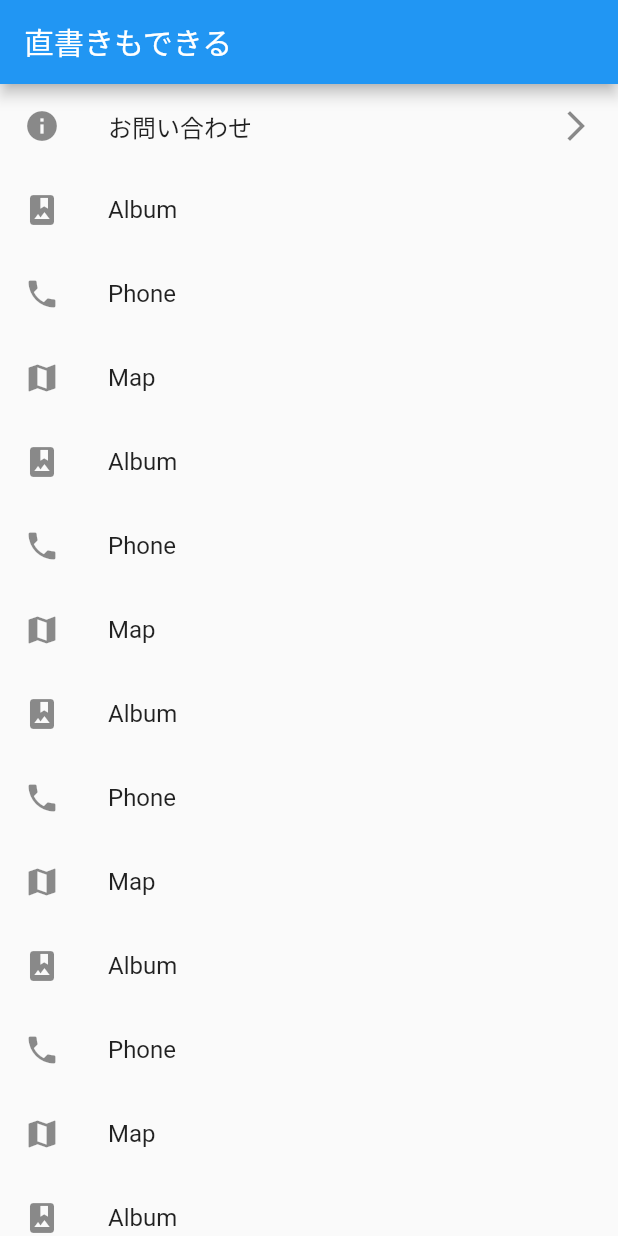
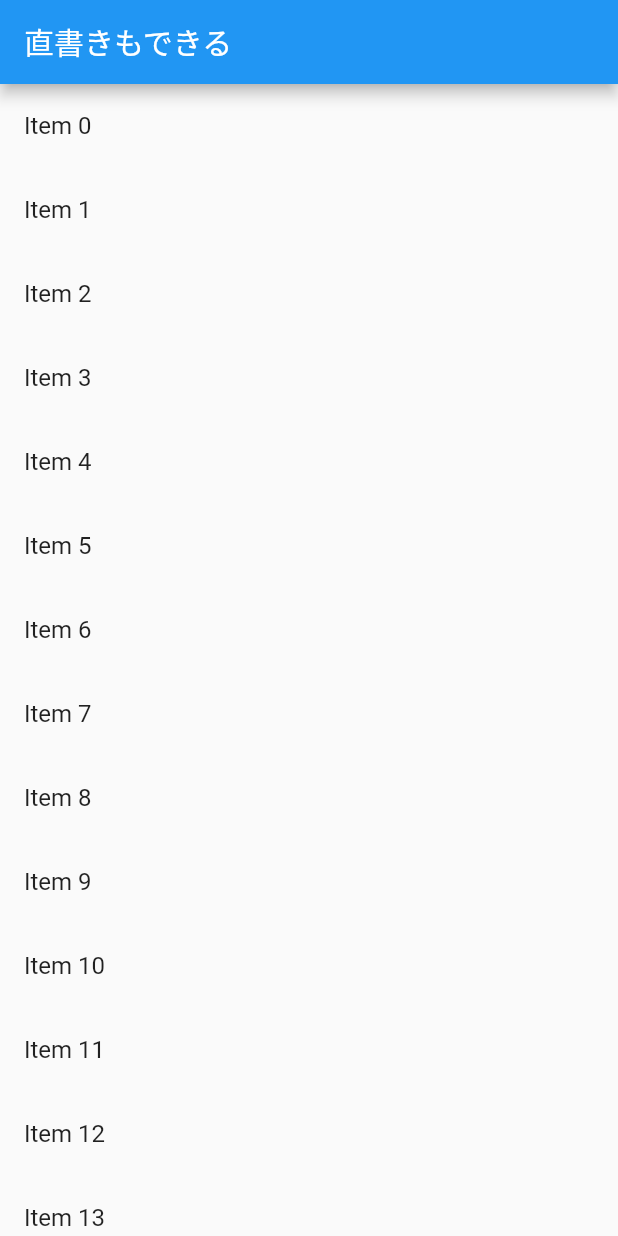
Before and after one commit to t-sakurai816/flutter-demo, a Flutter app: the screen it shows after launch, on a phone screen of 412 x 824 dp. Run offline on Flutter 3.47's test engine with Material 2 defaults, Android fonts, the phone set to English and light mode, and no system bars.

Commit message:
long-lists

```diff
--- a/lib/main.dart
+++ b/lib/main.dart
@@ -30,6 +30,7 @@ class MyHomePage extends StatefulWidget {
 }
 
 class _MyHomePageState extends State<MyHomePage> {
+  final items = List<String>.generate(10000, (i) => "Item $i");
   @override
   Widget build(BuildContext context) {
     return Scaffold(
@@ -38,81 +39,15 @@ class _MyHomePageState extends State<MyHomePage> {
       ),
       body: Container(
         width: double.infinity,
-        child: ListView(
-          //スクロールできる。下に伸びても大丈夫
-          children: <Widget>[
-            ListTile(
-              leading: Icon(Icons.info),
-              title: Text('お問い合わせ'),
-              trailing: Icon(Icons.arrow_forward_ios),
-              onTap: () {
-                //画面遷移のコードを書く
-                //タップしたら遷移
-                Navigator.push(
-                  context,
-                  MaterialPageRoute(
-                    builder: (context) => NextPage('Takumi'),
-                  ),
-                );
-              },
-            ),
-            ListTile(
-              leading: Icon(Icons.photo_album),
-              title: Text('Album'),
-            ),
-            ListTile(
-              leading: Icon(Icons.phone),
-              title: Text('Phone'),
-            ),
-            ListTile(
-              leading: Icon(Icons.map),
-              title: Text('Map'),
-            ),
-            ListTile(
-              leading: Icon(Icons.photo_album),
-              title: Text('Album'),
-            ),
-            ListTile(
-              leading: Icon(Icons.phone),
-              title: Text('Phone'),
-            ),
-            ListTile(
-              leading: Icon(Icons.map),
-              title: Text('Map'),
-            ),
-            ListTile(
-              leading: Icon(Icons.photo_album),
-              title: Text('Album'),
-            ),
-            ListTile(
-              leading: Icon(Icons.phone),
-              title: Text('Phone'),
-            ),
-            ListTile(
-              leading: Icon(Icons.map),
-              title: Text('Map'),
-            ),
-            ListTile(
-              leading: Icon(Icons.photo_album),
-              title: Text('Album'),
-            ),
-            ListTile(
-              leading: Icon(Icons.phone),
-              title: Text('Phone'),
-            ),
-            ListTile(
-              leading: Icon(Icons.map),
-              title: Text('Map'),
-            ),
-            ListTile(
-              leading: Icon(Icons.photo_album),
-              title: Text('Album'),
-            ),
-            ListTile(
-              leading: Icon(Icons.phone),
-              title: Text('Phone'),
-            ),
-          ],
+        child: ListView.builder(
+          itemCount: items.length, //itemの個数
+          itemBuilder: (context, index) {
+            return ListTile(
+              title: Text(
+                '${items[index]}',
+              ),
+            );
+          },
         ),
       ),
     );
```
